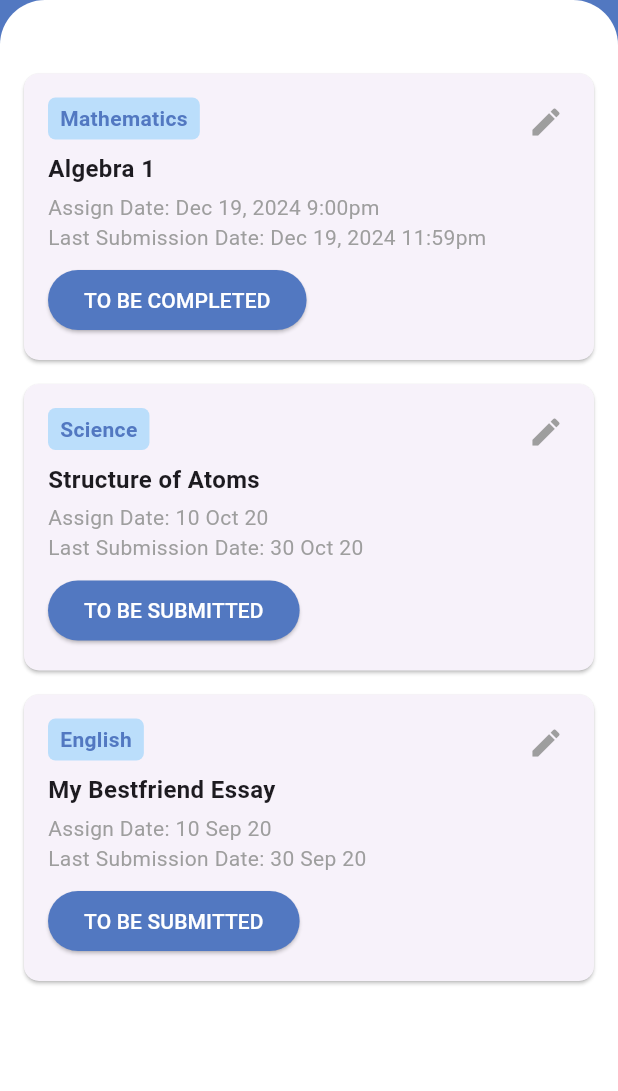
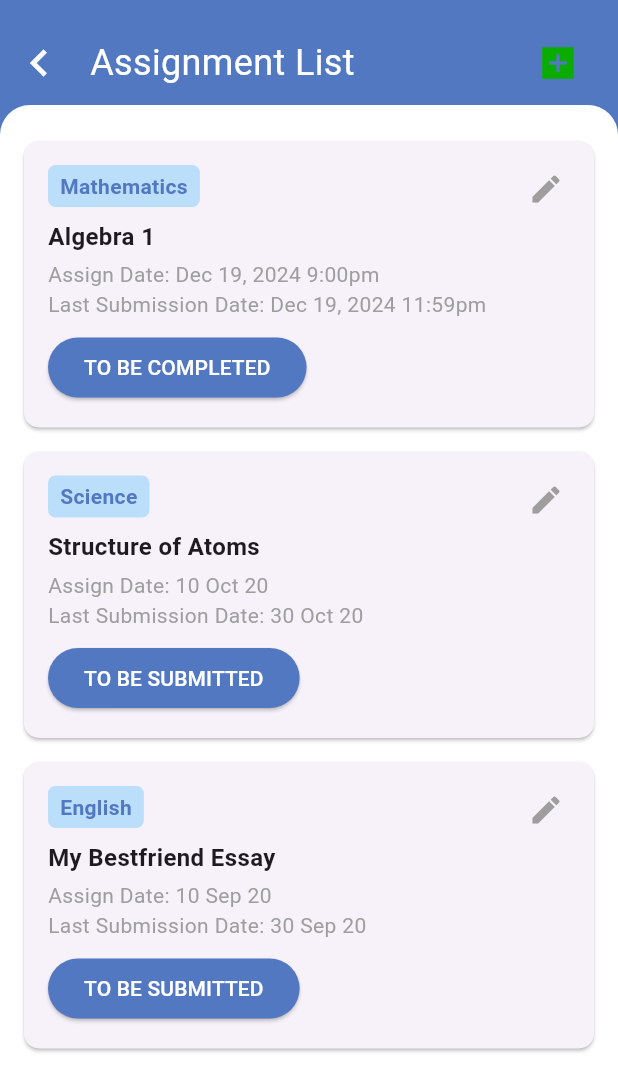
Before and after one commit to georgecabaccang/iskulapp-flutter, a Flutter app: the AssignmentListPage screen opened directly, on a phone screen of 412 x 824 dp. Shown: the top 1091 px of the screen. Run offline on Flutter 3.47's test engine with Material 3 defaults, Android fonts, the phone set to English and light mode, and no system bars; our stand-ins replace dotted_line, flutter_bloc, flutter_dotenv, flutter_secure_storage, flutter_spinkit, freezed_annotation and 1 more; accounts and stored records are empty.

Commit message:
modified custom app bar and animation to assignment add list page

```diff
--- a/lib/pages/assignment/assignment_list_page/assignment_list_page.dart
+++ b/lib/pages/assignment/assignment_list_page/assignment_list_page.dart
@@ -1,9 +1,9 @@
 import 'package:flutter/material.dart';
-import 'package:school_erp/pages/assignment/assignment_list_page/widgets/assignment_add_button.dart';
+import 'package:school_erp/pages/assignment/assignment_add/assignment_add_page/assignment_add_page.dart';
 import 'widgets/assignment_card.dart';
-import 'package:school_erp/pages/assignment/widgets/assignment_animation_manager.dart';
 import 'package:school_erp/pages/common_widgets/custom_app_bar.dart';
 import 'package:school_erp/theme/colors.dart';
+import 'package:school_erp/pages/common_widgets/app_content.dart';
 
 class AssignmentListPage extends StatefulWidget {
   const AssignmentListPage({super.key});
@@ -12,62 +12,33 @@ class AssignmentListPage extends StatefulWidget {
   _AssignmentListPageState createState() => _AssignmentListPageState();
 }
 
-class _AssignmentListPageState extends State<AssignmentListPage>
-    with SingleTickerProviderStateMixin {
-  late AssignmentAnimationManager animationManager;
-
-  @override
-  void initState() {
-    super.initState();
-    animationManager = AssignmentAnimationManager(vsync: this);
-    _startAnimation();
-  }
-
-  void _startAnimation() {
-    animationManager.startAnimation();
-  }
-
-  void _handleBackPress() {
-    animationManager.reverseAnimation();
-    Future.delayed(animationManager.duration, () {
-      if (mounted) {
-        Navigator.pop(context);
-      }
-    });
-  }
-
+class _AssignmentListPageState extends State<AssignmentListPage> {
   @override
   Widget build(BuildContext context) {
     return Scaffold(
-      body: Stack(
+      backgroundColor: AppColors.primaryColor,
+      body: Column(
         children: [
-          Container(color: AppColors.primaryColor),
-          AnimatedBuilder(
-            animation: animationManager.controller,
-            builder: (context, child) {
-              return Positioned(
-                top: animationManager.topPosition,
-                left: 0,
-                right: 0,
-                bottom: 0,
-                child: Container(
-                  decoration: const BoxDecoration(
-                    color: Colors.white,
-                    borderRadius: BorderRadius.only(
-                      topLeft: Radius.circular(30.0),
-                      topRight: Radius.circular(30.0),
+          CustomAppBar(
+            title: 'Assignment List',
+            trailingWidget: IconButton(
+              onPressed: () {
+                Navigator.push(
+                  context,
+                  MaterialPageRoute(
+                      builder: (context) => const AssignmentAddPage()),
+                );
+              },
+              icon: const Icon(
+                IconData(0xe74a, fontFamily: 'MaterialIcons'),
+                color: AppColors.successColor,
+                size: 28.0,
+              ),
+              iconSize: 28.0,
             ),
           ),
-                  child: FadeTransition(
-                    opacity: animationManager.fadeAnimation,
-                    child: child ?? Container(),
-                  ),
-                ),
-              );
-            },
-            child: Column(
-              children: [
-                const SizedBox(height: 25),
+          AppContent(
+            content: [
               Expanded(
                 child: ListView(
                   padding: const EdgeInsets.all(16.0),
@@ -94,22 +65,15 @@ class _AssignmentListPageState extends State<AssignmentListPage>
                       assignDate: '10 Sep 20',
                       lastSubmissionDate: '30 Sep 20',
                       status: 'TO BE SUBMITTED',
-                        statusColor:AppColors.primaryColor,
+                      statusColor: AppColors.primaryColor,
                     ),
                   ],
                 ),
               ),
             ],
           ),
-          ),
         ],
       ),
     );
   }
-
-  @override
-  void dispose() {
-    animationManager.dispose();
-    super.dispose();
 }
-}
--- a/lib/pages/common_widgets/custom_app_bar.dart
+++ b/lib/pages/common_widgets/custom_app_bar.dart
@@ -1,6 +1,6 @@
 import 'package:flutter/material.dart';
 
-class CustomAppBar extends StatelessWidget  {
+class CustomAppBar extends StatelessWidget {
   final String title;
   final VoidCallback? onBackPressed;
   final Widget? trailingWidget;
@@ -21,8 +21,7 @@ class CustomAppBar extends StatelessWidget  {
         padding: const EdgeInsets.fromLTRB(0.0, 14.0, 16.0, 0.0),
         child: SizedBox(
           height: 56.0,
-          child:
-            Row(
+          child: Row(
             children: [
               Align(
                 alignment: Alignment.centerLeft,
@@ -32,13 +31,15 @@ class CustomAppBar extends StatelessWidget  {
                   onPressed: onBackPressed ?? () => Navigator.pop(context),
                 ),
               ),
+              const SizedBox(width: 8.0),
               Text(
                 title,
                 style: titleStyle ?? const TextStyle(color: Colors.white, fontSize: 24.0),
               ),
+              const Spacer(),
               Align(
                 alignment: Alignment.centerRight,
-                  child: trailingWidget
+                child: trailingWidget ?? SizedBox(),
               ),
             ],
           ),
```
Also changed, not shown: lib/pages/timetable/timetable_page.dart (+0 -7 lines). Lines whose indentation alone changed are shown as unchanged.
